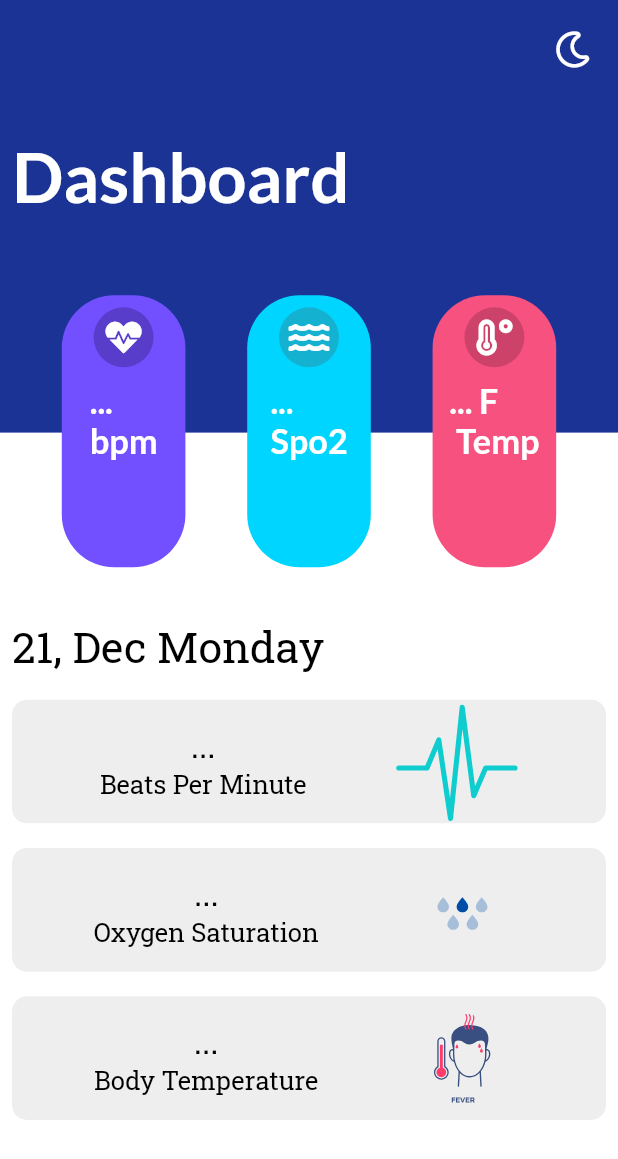
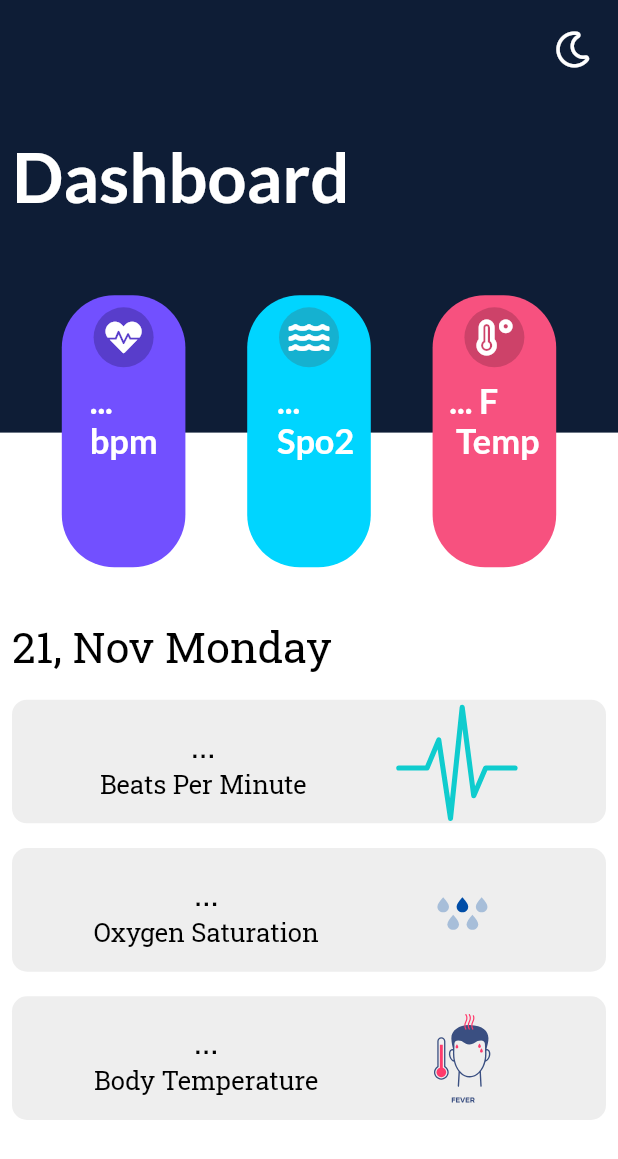
Before and after one commit to HarisAtiq2762/gen_x_healthcare_system, a Flutter app: the screen it shows after launch, on a phone screen of 412 x 824 dp. Shown: the top 1159 px of the screen. Run offline on Flutter 3.47's test engine with Material 2 defaults, Android fonts, the phone set to English and light mode, and no system bars; our stand-ins replace firebase_database, flutter_screenutil, font_awesome_flutter, google_fonts, hexcolor, lottie and 2 more; accounts and stored records are empty; network calls fail.

Commit message:
latest before cleaning mac

```diff
--- a/lib/home.dart
+++ b/lib/home.dart
@@ -39,7 +39,7 @@ class Home extends StatelessWidget {
                   Container(
                     height: 0.35.sh,
                     width: 1.0.sw,
-                    color: Theme.of(context).primaryColor,
+                    color: themeChange.darkTheme==true?HexColor('#1c3496'):Color(0xff0E1D36),
                     child: Padding(
                       padding: const EdgeInsets.fromLTRB(8.0, 90.0, 0.0, 0.0),
                       child: Text('Dashboard',style: GoogleFonts.lato(color: Colors.white,fontSize: 40.sp,fontWeight: FontWeight.bold),),
@@ -54,12 +54,12 @@ class Home extends StatelessWidget {
                           mainAxisAlignment: MainAxisAlignment.center,
                           crossAxisAlignment: CrossAxisAlignment.start,
                           children: [
-                            Text('${DateTime.now().day}, ${months[DateTime.now().month]} ${days[DateTime.now().weekday-1]}',style: GoogleFonts.robotoSlab(color: Colors.black,fontSize: 25.0.sp),),
+                            Text('${DateTime.now().day}, ${months[DateTime.now().month-1]} ${days[DateTime.now().weekday-1]}',style: GoogleFonts.robotoSlab(color: Theme.of(context).textSelectionColor,fontSize: 25.0.sp),),
                             SizedBox(height: 0.02.sh,),
                             Container(
                               decoration: BoxDecoration(
                                 borderRadius: BorderRadius.circular(10.0),
-                                color: Colors.grey[200]
+                                color: Theme.of(context).indicatorColor,
                               ),
                               child: Column(
                                 children: [
@@ -69,8 +69,8 @@ class Home extends StatelessWidget {
                                     children: [
                                       Column(
                                         children: [
-                                          Text('${vital.data!=null?vital.data.senorsData.first.heartRate:'...'}',style: GoogleFonts.robotoSlab(color: Colors.black,fontSize: 20.0.sp)),
-                                          Text('Beats Per Minute',style: GoogleFonts.robotoSlab(color: Colors.black,fontSize: 15.0.sp)),
+                                          Text('${vital.data!=null?vital.data.senorsData.first.heartRate:'...'}',style: GoogleFonts.robotoSlab(color: Theme.of(context).textSelectionColor,fontSize: 20.0.sp)),
+                                          Text('Beats Per Minute',style: GoogleFonts.robotoSlab(color: Theme.of(context).textSelectionColor,fontSize: 15.0.sp,)),
                                         ],
                                       ),
                                       Container(
@@ -86,7 +86,7 @@ class Home extends StatelessWidget {
                             Container(
                               decoration: BoxDecoration(
                                   borderRadius: BorderRadius.circular(10.0),
-                                  color: Colors.grey[200]
+                                  color: Theme.of(context).indicatorColor
                               ),
                               child: Column(
                                 children: [
@@ -96,8 +96,8 @@ class Home extends StatelessWidget {
                                     children: [
                                       Column(
                                         children: [
-                                          Text('${vital.data!=null?vital.data.senorsData.first.oxygenSaturation:'...'}',style: GoogleFonts.robotoSlab(color: Colors.black,fontSize: 20.0.sp)),
-                                          Text('Oxygen Saturation',style: GoogleFonts.robotoSlab(color: Colors.black,fontSize: 15.0.sp)),
+                                          Text('${vital.data!=null?vital.data.senorsData.first.oxygenSaturation:'...'}',style: GoogleFonts.robotoSlab(color: Theme.of(context).textSelectionColor,fontSize: 20.0.sp)),
+                                          Text('Oxygen Saturation',style: GoogleFonts.robotoSlab(color: Theme.of(context).textSelectionColor,fontSize: 15.0.sp)),
                                         ],
                                       ),
                                       Container(
@@ -113,7 +113,7 @@ class Home extends StatelessWidget {
                             Container(
                               decoration: BoxDecoration(
                                   borderRadius: BorderRadius.circular(10.0),
-                                  color: Colors.grey[200]
+                                  color: Theme.of(context).indicatorColor
                               ),
                               child: Column(
                                 children: [
@@ -123,8 +123,8 @@ class Home extends StatelessWidget {
                                     children: [
                                       Column(
                                         children: [
-                                          Text('${vital.data!=null?vital.data.senorsData.first.bodyTemperature:'...'}',style: GoogleFonts.robotoSlab(color: Colors.black,fontSize: 20.0.sp)),
-                                          Text('Body Temperature',style: GoogleFonts.robotoSlab(color: Colors.black,fontSize: 15.0.sp)),
+                                          Text('${vital.data!=null?vital.data.senorsData.first.bodyTemperature:'...'}',style: GoogleFonts.robotoSlab(color: Theme.of(context).textSelectionColor,fontSize: 20.0.sp)),
+                                          Text('Body Temperature',style: GoogleFonts.robotoSlab(color: Theme.of(context).textSelectionColor,fontSize: 15.0.sp)),
                                         ],
                                       ),
                                       Container(
@@ -162,7 +162,7 @@ class Home extends StatelessWidget {
                       width: 0.2.sw,
                       height: 0.22.sh,
                       decoration: BoxDecoration(
-                          color: HexColor('#7250ff'),
+                          color: themeChange.darkTheme==true?HexColor('#11137D'):HexColor('#7250ff'),
                           borderRadius: BorderRadius.circular(35.0)
                       ),
                       child: Column(
@@ -182,7 +182,7 @@ class Home extends StatelessWidget {
                       width: 0.2.sw,
                       height: 0.22.sh,
                       decoration: BoxDecoration(
-                          color: HexColor('#00d5ff'),
+                          color: themeChange.darkTheme==true?HexColor('#0C7F96'):HexColor('#00d5ff'),
                           borderRadius: BorderRadius.circular(35.0)
                       ),
                       child: Column(
@@ -194,7 +194,7 @@ class Home extends StatelessWidget {
                               child: FaIcon(FontAwesomeIcons.water,color: Colors.white,)
                             ),
                           ),
-                          Text('${vital.data!=null?vital.data.senorsData.first.oxygenSaturation:'...'}\nSpo2',style: GoogleFonts.lato(color: Colors.white,fontSize: 20.sp,fontWeight: FontWeight.bold),),
+                          Text('  ${vital.data!=null?vital.data.senorsData.first.oxygenSaturation.split('.').first+'%':'...'}\n  Spo2',style: GoogleFonts.lato(color: Colors.white,fontSize: 20.sp,fontWeight: FontWeight.bold),),
                         ],
                       ),
                     ),
@@ -202,7 +202,7 @@ class Home extends StatelessWidget {
                       width: 0.2.sw,
                       height: 0.22.sh,
                       decoration: BoxDecoration(
-                          color: HexColor('#f7517f'),
+                          color: themeChange.darkTheme==true?HexColor('#A02345'):HexColor('#f7517f'),
                           borderRadius: BorderRadius.circular(35.0)
                       ),
                       child: Column(
--- a/lib/modals/darkTheme.dart
+++ b/lib/modals/darkTheme.dart
@@ -38,7 +38,7 @@ class Styles {
 
       primaryColor: isDarkTheme ? HexColor('#1b3395') : HexColor('#1b3395'),
 
-      indicatorColor: isDarkTheme ? Color(0xff0E1D36) : Colors.white,//Color(0xffCBDCF8),
+      indicatorColor: isDarkTheme ? Color(0xff0E1D36) : Colors.grey[200],//Color(0xffCBDCF8),
       buttonColor: isDarkTheme ? Color(0xff3B3B3B) : Color(0xffF1F5FB),
 
       hintColor: isDarkTheme ? Color(0xff280C0B) : Color(0xffEECED3),
```
Also changed, not shown: lib/screens/auth/login.dart (added), 2 other files.
